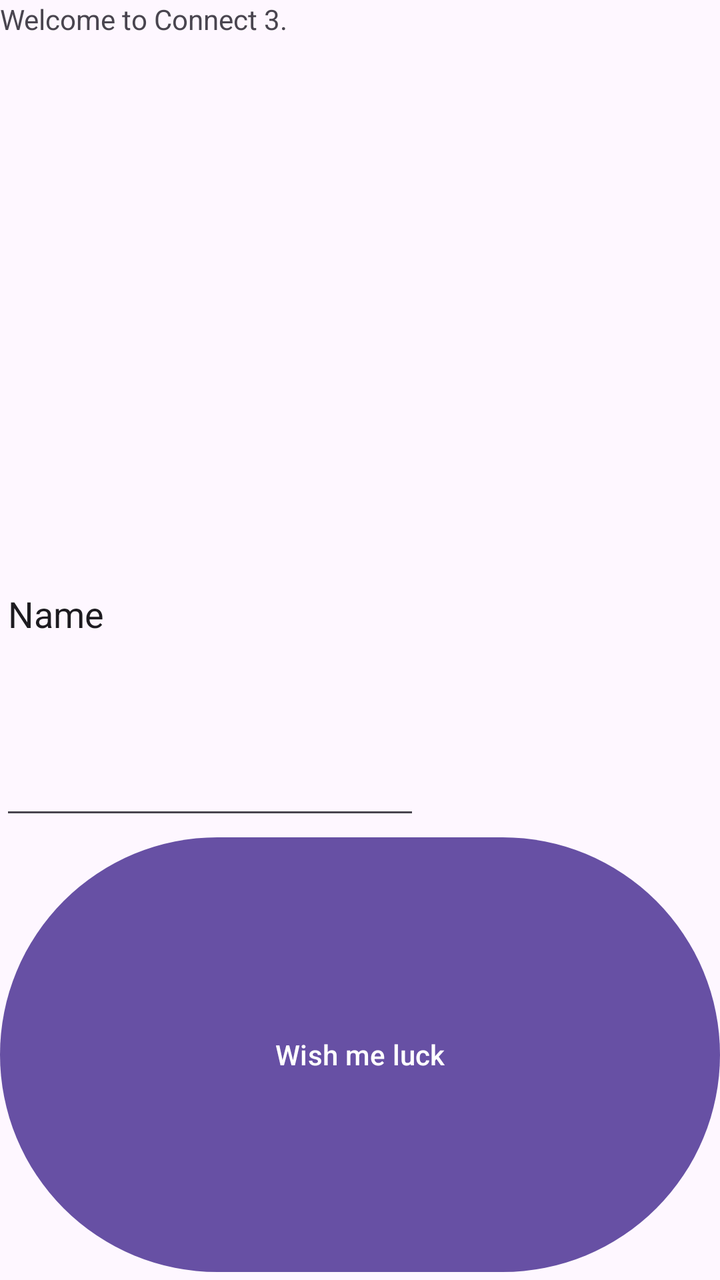
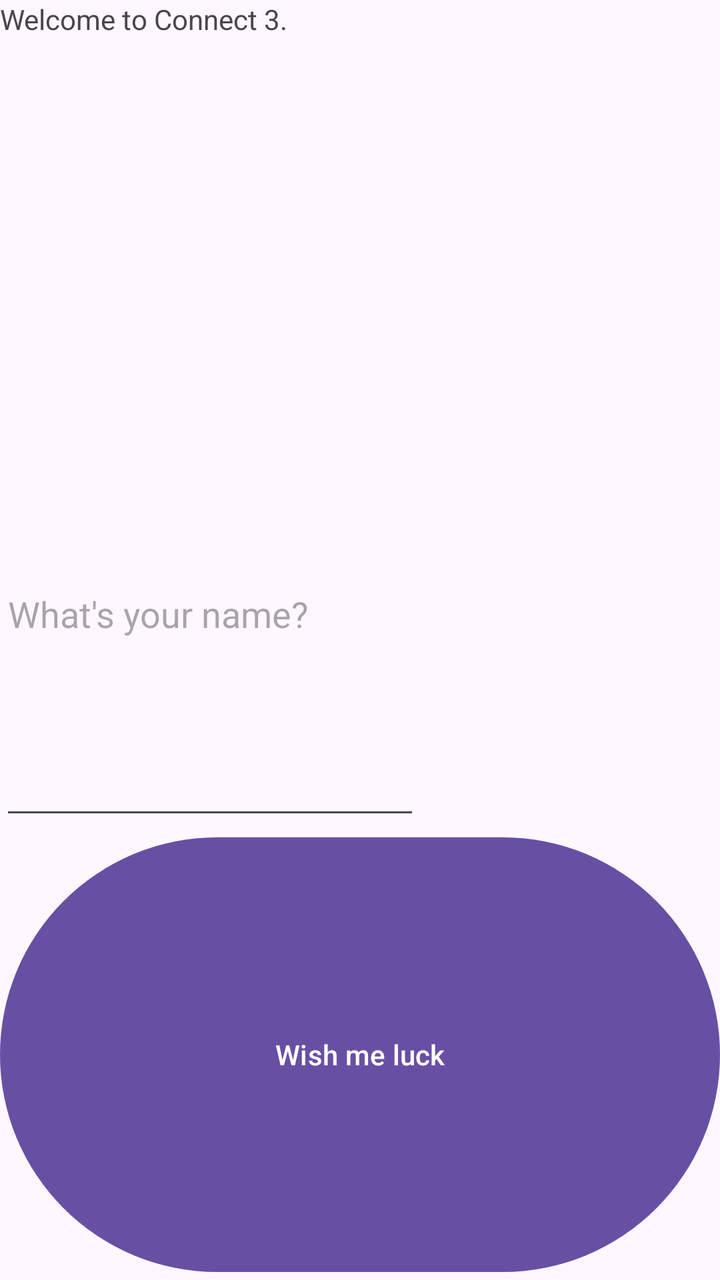

Before-and-after screenshots of an Android layout around one commit, followed by the original layout XML and the change that was made.
<!-- AndroidManifest.xml: application theme Theme.Assignment1 -->
<!-- res/layout/activity_welcome.xml -->
<?xml version="1.0" encoding="utf-8"?>
<LinearLayout xmlns:android="http://schemas.android.com/apk/res/android"
    android:layout_width="match_parent"
    android:layout_height="wrap_content"
    android:orientation="vertical">

    <TextView
        android:id="@+id/welcomeTextView"
        android:layout_width="wrap_content"
        android:layout_height="wrap_content"
        android:layout_weight="1"
        android:text="Welcome to Connect 3." />

    <EditText
        android:id="@+id/editTextText"
        android:layout_width="wrap_content"
        android:layout_height="wrap_content"
        android:layout_weight="1"
        android:ems="10"
        android:inputType="text"
        android:text="Name" />

    <Button
        android:id="@+id/button"
        android:layout_width="match_parent"
        android:layout_height="wrap_content"
        android:layout_weight="1"
        android:text="Wish me luck" />
</LinearLayout>
<!-- resources referenced by this layout -->
<resources>
  <style name="Theme.Assignment1" parent="Base.Theme.Assignment1" />
  <style name="Base.Theme.Assignment1" parent="Theme.Material3.DayNight.NoActionBar">
          
          
      </style>
</resources>

<!-- the commit's change to res/layout/activity_welcome.xml (unified diff, before → after) -->
@@ -12,13 +12,13 @@
         android:text="Welcome to Connect 3." />
 
     <EditText
-        android:id="@+id/editTextText"
+        android:id="@+id/nameEditText"
         android:layout_width="wrap_content"
         android:layout_height="wrap_content"
         android:layout_weight="1"
         android:ems="10"
-        android:inputType="text"
-        android:text="Name" />
+        android:hint="What's your name?"
+        android:inputType="text" />
 
     <Button
         android:id="@+id/button"
